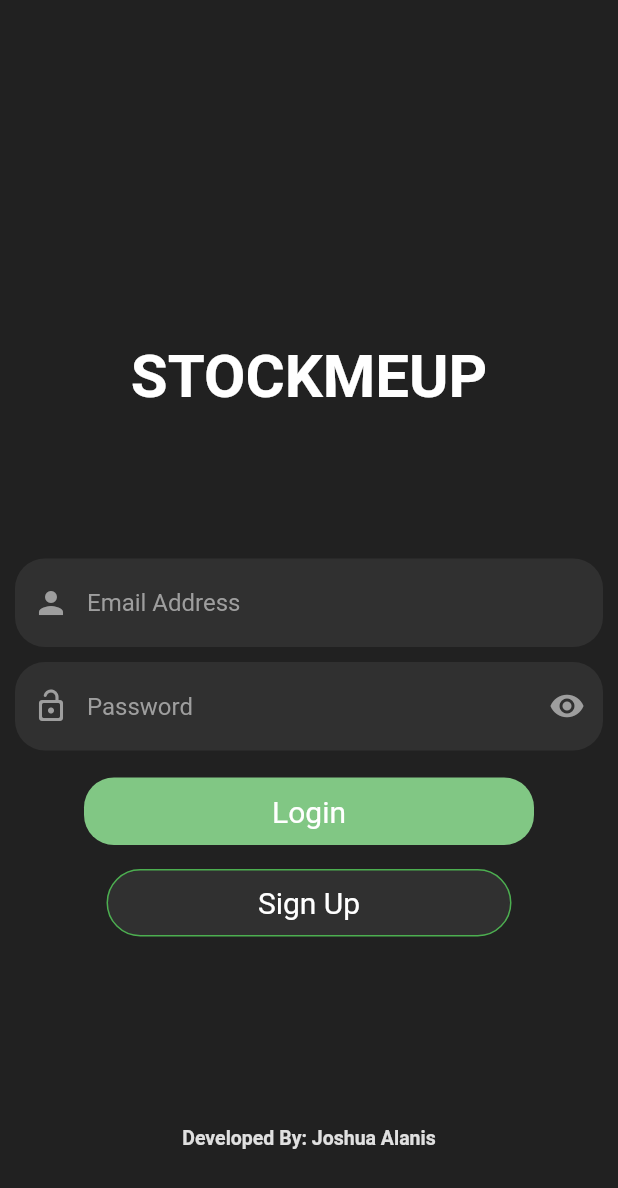
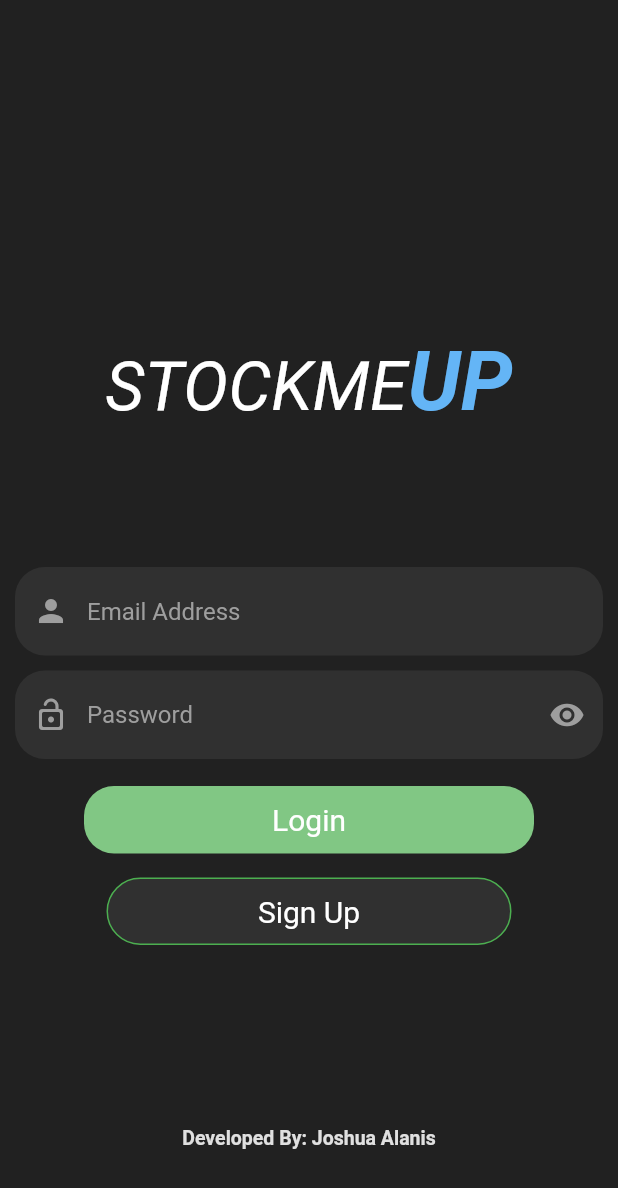
Before and after one commit to Bambalow28/StockMeUp, a Flutter app: the screen it shows after launch, on a phone screen of 412 x 824 dp. Shown: the top 1188 px of the screen. Run offline on Flutter 3.47's test engine with Material 2 defaults, Android fonts, the phone set to English and light mode, and no system bars; our stand-ins replace auto_size_text, cloud_firestore, firebase_auth, firebase_core, firebase_storage, fl_chart and 3 more; accounts and stored records are empty.

Commit message:
Updated Logo Name

```diff
--- a/lib/main.dart
+++ b/lib/main.dart
@@ -158,16 +158,37 @@ class _LoginPageState extends State<LoginPage> {
                   Expanded(
                     child: SizedBox(),
                   ),
+                  // Container(
+                  //   margin: EdgeInsets.only(top: 130.0),
+                  //   width: 180.0,
+                  //   height: 180.0,
+                  //   decoration: BoxDecoration(
+                  //       color: Colors.blue[700],
+                  //       borderRadius: BorderRadius.all(Radius.circular(25.0))),
+                  //   child: Icon(
+                  //     Icons.signal_cellular_alt_sharp,
+                  //     color: Colors.yellow[50],
+                  //     size: 150.0,
+                  //   ),
+                  // ),
                   Container(
-                    padding: EdgeInsets.only(top: 150, bottom: 10.0),
-                    child: Text(
-                      'STOCKMEUP',
-                      style: TextStyle(
-                          color: Colors.white,
-                          fontSize: 40,
-                          fontWeight: FontWeight.bold),
-                    ),
-                  ),
+                      padding: EdgeInsets.only(top: 150.0, bottom: 10.0),
+                      child: RichText(
+                        text: TextSpan(
+                            text: 'STOCKME',
+                            style: TextStyle(
+                                color: Colors.white,
+                                fontSize: 45.0,
+                                fontStyle: FontStyle.italic),
+                            children: <TextSpan>[
+                              TextSpan(
+                                  text: 'UP',
+                                  style: TextStyle(
+                                      color: Colors.blue[300],
+                                      fontSize: 55.0,
+                                      fontWeight: FontWeight.bold))
+                            ]),
+                      )),
                   Expanded(
                     child: SizedBox(),
                   ),
```
